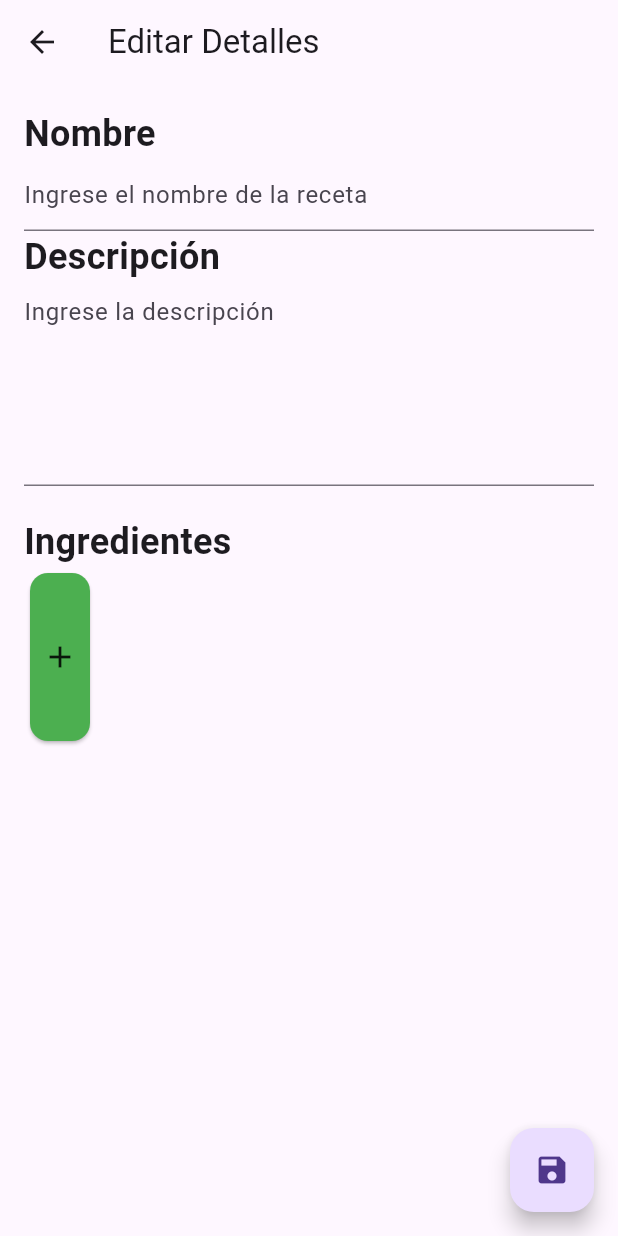
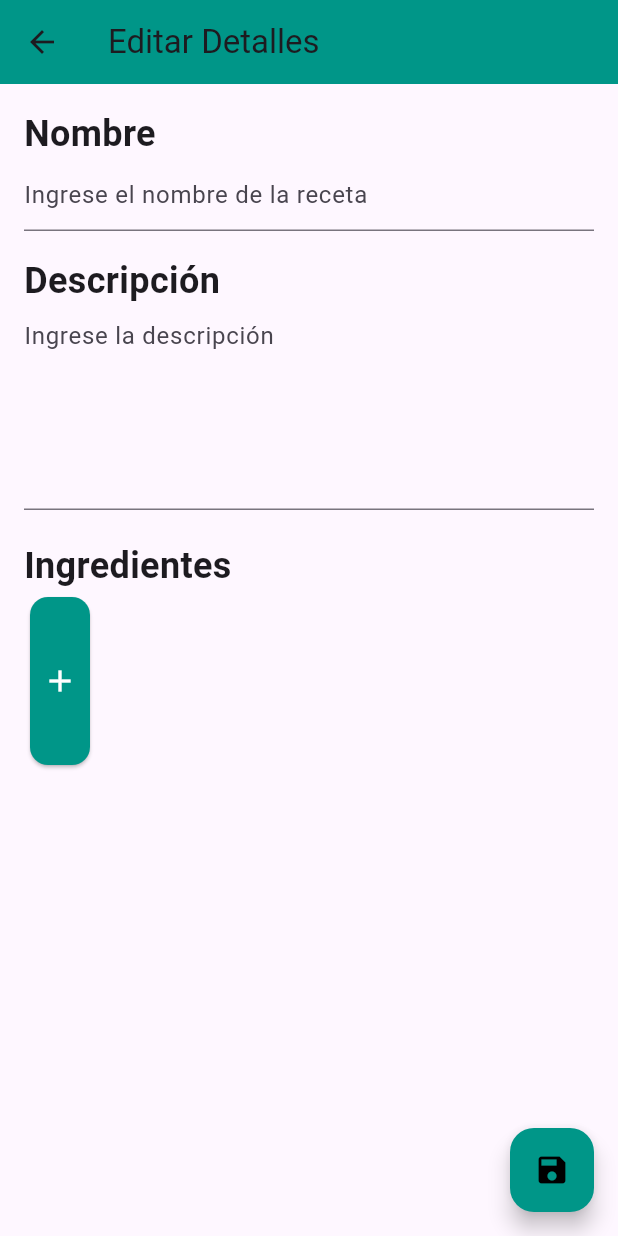
Before and after one commit to diagomezpa/Flavor-Demo, a Flutter app: the Detailscreen screen opened directly with empty values, after a tap on "Editar", on a phone screen of 412 x 824 dp. Run offline on Flutter 3.47's test engine with Material 3 defaults, Android fonts, the phone set to English and light mode, and no system bars; our stand-ins replace sqflite; accounts and stored records are empty; network calls fail.

Commit message:
arreglando vistas

```diff
--- a/lib/screens/detailScreen.dart
+++ b/lib/screens/detailScreen.dart
@@ -174,10 +174,10 @@ class _DetailscreenState extends State<Detailscreen> {
                             GestureDetector(
                               onTap: _showIngredientDialog,
                               child: Card(
-                                color: Colors.green,
+                                color: Colors.teal,
                                 child: Padding(
                                   padding: const EdgeInsets.all(8.0),
-                                  child: Icon(Icons.add),
+                                  child: Icon(Icons.add, color: Colors.white),
                                 ),
                               ),
                             ),
@@ -198,17 +198,29 @@ class _DetailscreenState extends State<Detailscreen> {
           children: [
             ElevatedButton.icon(
               onPressed: _editDetails,
-              icon: Icon(Icons.edit),
-              label: Text('Editar'),
+              icon: Icon(Icons.edit, color: Colors.black),
+              label: Text(
+                'Editar',
+                style: TextStyle(fontSize: 20, color: Colors.black),
+              ),
+              style: ElevatedButton.styleFrom(
+                backgroundColor: Colors.teal,
+              ),
             ),
+            SizedBox(height: 16), // Espacio vertical
             ElevatedButton.icon(
               onPressed: () {
                 widget.onDelete(widget.id);
                 Navigator.pop(context);
               },
-              icon: Icon(Icons.delete),
-              label: Text('Eliminar'),
-              style: ElevatedButton.styleFrom(),
+              icon: Icon(Icons.delete, color: Colors.black),
+              label: Text(
+                'Eliminar',
+                style: TextStyle(fontSize: 20, color: Colors.black),
+              ),
+              style: ElevatedButton.styleFrom(
+                backgroundColor: Colors.teal,
+              ),
             ),
           ],
         ),
@@ -242,7 +254,7 @@ class IngredientCard extends StatelessWidget {
       child: Column(
         mainAxisAlignment: MainAxisAlignment.center,
         children: [
-          Icon(Icons.fastfood, size: 30, color: Colors.green),
+          Icon(Icons.fastfood, size: 30, color: Colors.teal),
           SizedBox(height: 5),
           Text(
             name,
--- a/lib/screens/formScreen.dart
+++ b/lib/screens/formScreen.dart
@@ -76,8 +76,10 @@ class _FormScreenState extends State<FormScreen> {
     return Scaffold(
       appBar: AppBar(
         title: Text('Editar Detalles'),
+        backgroundColor: Colors.teal,
       ),
-      body: Padding(
+      body: SingleChildScrollView(
+        child: Padding(
           padding: const EdgeInsets.all(16.0),
           child: Column(
             crossAxisAlignment: CrossAxisAlignment.start,
@@ -92,6 +94,7 @@ class _FormScreenState extends State<FormScreen> {
                   hintText: 'Ingrese el nombre de la receta',
                 ),
               ),
+              SizedBox(height: 16),
               Text(
                 'Descripción',
                 style: TextStyle(fontSize: 24.0, fontWeight: FontWeight.bold),
@@ -132,17 +135,20 @@ class _FormScreenState extends State<FormScreen> {
                         _showIngredientDialog();
                       },
                       child: Card(
-                      color: Colors.green,
+                        color: Colors.teal,
                         child: Padding(
                           padding: const EdgeInsets.all(8.0),
-                        child: Icon(Icons.add),
+                          child: Icon(Icons.add, color: Colors.white),
                         ),
                       ),
                     ),
+                    SizedBox(height: 16), // Espacio vertical
                   ],
                 ),
               ),
+              SizedBox(height: 16), // Espacio vertical
             ],
+          ),
         ),
       ),
       floatingActionButton: FloatingActionButton(
@@ -153,7 +159,8 @@ class _FormScreenState extends State<FormScreen> {
             'description': _descriptionController.text,
           });
         },
-        child: Icon(Icons.save),
+        backgroundColor: Colors.teal,
+        child: Icon(Icons.save, color: Colors.black),
       ),
     );
   }
@@ -188,14 +195,14 @@ class IngredientCard extends StatelessWidget {
             alignment: Alignment.topRight,
             child: GestureDetector(
               onTap: onDelete,
-              child: Icon(Icons.close, size: 20, color: Colors.green),
+              child: Icon(Icons.close, size: 20, color: Colors.teal),
             ),
           ),
           Center(
             child: Column(
               mainAxisAlignment: MainAxisAlignment.center,
               children: [
-                Icon(Icons.fastfood, size: 30, color: Colors.green),
+                Icon(Icons.fastfood, size: 30, color: Colors.teal),
                 SizedBox(height: 5),
                 Text(
                   name,
```
Also changed, not shown: lib/main.dart (+8 -0 lines), lib/screens/homeScreen.dart (+17 -17 lines). Lines whose indentation alone changed are shown as unchanged.
